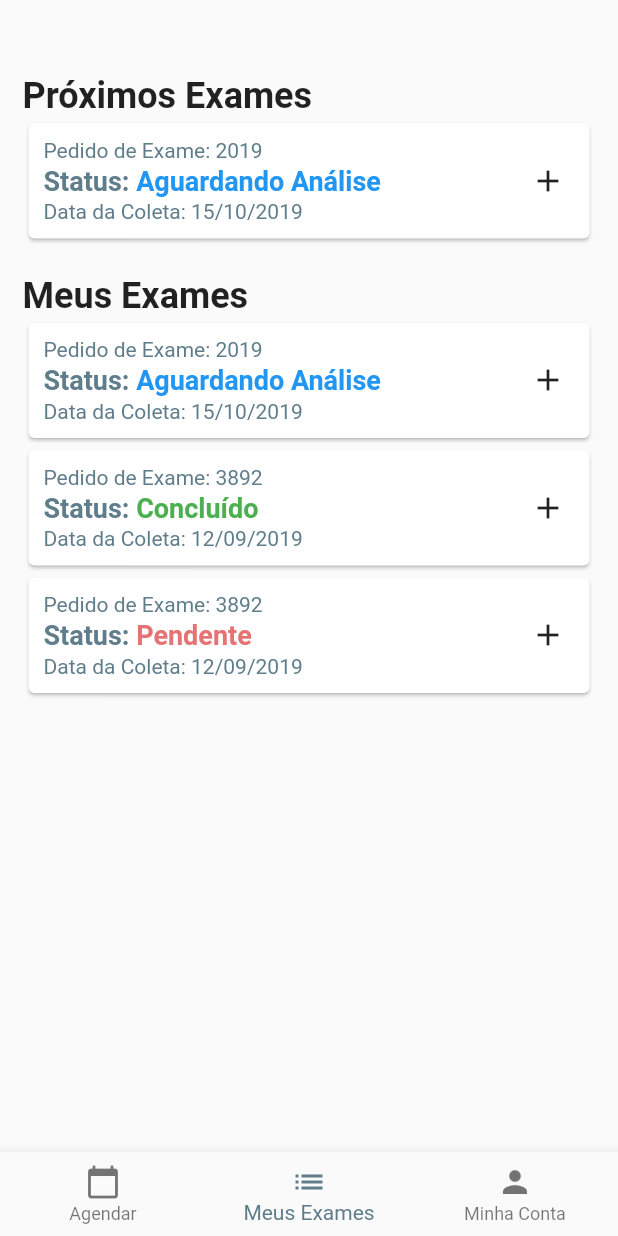
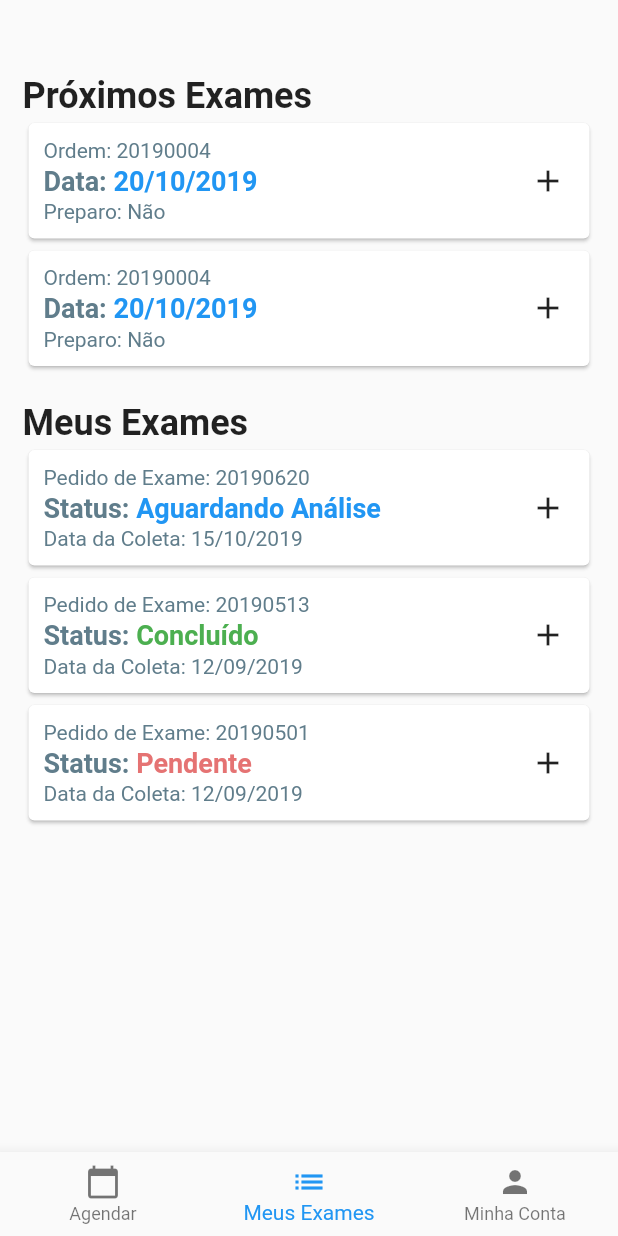
Before and after one commit to elissoncarvalho/ux-lab-aplicativo, a Flutter app: the NavBar screen opened by its route, on a phone screen of 412 x 824 dp. Run offline on Flutter 3.47's test engine with Material 2 defaults, Android fonts, the phone set to English and light mode, and no system bars; our stand-ins replace date_format; Roboto replaces fonts that are missing (TrajanPro).

Commit message:
finalizando implementacao do card customizado

```diff
--- a/lib/models/usuario.dart
+++ b/lib/models/cliente.dart
@@ -1,8 +1,6 @@
-
-
 import 'package:uxlab/models/endereco.dart';
 
-class Usuario {
+class Cliente {
   final String nome;
   final String email;
   final String cpf;
@@ -12,7 +10,7 @@ class Usuario {
   final DateTime dataNascimento;
   final Endereco endereco;
 
-  Usuario({
+  Cliente({
     this.nome,
     this.email,
     this.cpf,
@@ -22,5 +20,4 @@ class Usuario {
     this.dataNascimento,
     this.endereco,
   });
-
 }
--- /dev/null
+++ b/lib/models/convenio.dart
@@ -0,0 +1,7 @@
+class Convenio {
+  final String nome;
+
+  Convenio({
+    this.nome,
+  });
+}
--- a/lib/models/definicao_app.dart
+++ b/lib/models/definicao_app.dart
@@ -1,7 +1,7 @@
 class DefinicaoApp {
   final bool permiteNotificacao;
 
-  DefinicaoApp ({
+  DefinicaoApp({
     this.permiteNotificacao,
   });
 }
--- a/lib/models/endereco.dart
+++ b/lib/models/endereco.dart
@@ -8,7 +8,7 @@ class Endereco {
   final int numero;
   final int cep;
 
-  Endereco ({
+  Endereco({
     this.endereco,
     this.bairro,
     this.cidade,
--- a/lib/models/exame.dart
+++ b/lib/models/exame.dart
@@ -1,15 +1,9 @@
 class Exame {
   final int idExame;
-  final int codExame;
-  final DateTime dataExame;
-  final DateTime dataColeta;
-  final String status;
+  final String descricao;
 
-  Exame ({
+  Exame({
     this.idExame,
-    this.codExame,
-    this.dataExame,
-    this.dataColeta,
-    this.status,
+    this.descricao,
   });
 }
--- a/lib/models/notificacao.dart
+++ b/lib/models/notificacao.dart
@@ -3,7 +3,7 @@ class Notificacao {
   final String descricao;
   final DateTime dateTime;
 
-  Notificacao ({
+  Notificacao({
     this.titulo,
     this.descricao,
     this.dateTime,
--- /dev/null
+++ b/lib/models/ordem_pedido.dart
@@ -0,0 +1,29 @@
+import 'package:uxlab/models/cliente.dart';
+import 'package:uxlab/models/convenio.dart';
+import 'package:uxlab/models/exame.dart';
+
+class OrdemPedido {
+  final int idOrdemPedido;
+  final int idPedidoExame;
+  final bool preparoExame;
+  final String status;
+  final DateTime dataOrdemPedido;
+  final DateTime dataExame;
+  final DateTime dataColeta;
+  final Cliente cliente;
+  final Convenio convenio;
+  final List<Exame> exames;
+
+  OrdemPedido({
+    this.idOrdemPedido,
+    this.idPedidoExame,
+    this.preparoExame,
+    this.status,
+    this.dataOrdemPedido,
+    this.dataExame,
+    this.dataColeta,
+    this.cliente,
+    this.convenio,
+    this.exames,
+  });
+}
--- a/lib/models/status.dart
+++ b/lib/models/status.dart
@@ -3,7 +3,7 @@ class Status {
   final String titulo;
   final String descricao;
 
-  Status ({
+  Status({
     this.status,
     this.titulo,
     this.descricao,
--- a/lib/pages/auth/login/login_controller.dart
+++ b/lib/pages/auth/login/login_controller.dart
@@ -1,13 +1,10 @@
-
-
 import 'package:uxlab/models/endereco.dart';
 import 'package:uxlab/models/status.dart';
-import 'package:uxlab/models/usuario.dart';
+import 'package:uxlab/models/cliente.dart';
 
 class LoginController {
-
-  // Criando Usuario Imaginario
-  final Usuario usuario = Usuario(
+  // Criando Cliente Imaginario
+  final Cliente cliente = Cliente(
     nome: 'Maria Luisa',
     email: 'maria@email.com',
     cpf: '123.123.123-32',
@@ -27,18 +24,17 @@ class LoginController {
     telefone: '(37) 99158-9173',
   );
 
-  Status Autentica(Usuario usuario) {
-
-    if(usuario.cpf.isNotEmpty){
-      if (this.usuario.cpf != usuario.cpf) {
+  Status Autentica(Cliente cliente) {
+    if (cliente.cpf.isNotEmpty) {
+      if (this.cliente.cpf != cliente.cpf) {
         return Status(
           status: 'error',
           titulo: 'Ops!',
           descricao: 'Não encontramos CPF correspondente.',
         );
       }
-    } else if (usuario.email.isNotEmpty) {
-      if (this.usuario.email != usuario.email) {
+    } else if (cliente.email.isNotEmpty) {
+      if (this.cliente.email != cliente.email) {
         return Status(
           status: 'error',
           titulo: 'Ops!',
@@ -47,7 +43,7 @@ class LoginController {
       }
     }
 
-    if (this.usuario.senha != usuario.senha) {
+    if (this.cliente.senha != cliente.senha) {
       return Status(
         status: 'error',
         titulo: 'Ops!',
--- a/lib/pages/meus_exames_page.dart
+++ b/lib/pages/meus_exames_page.dart
@@ -1,5 +1,5 @@
 import 'package:flutter/material.dart';
-import 'package:uxlab/models/exame.dart';
+import 'package:uxlab/models/ordem_pedido.dart';
 import 'package:uxlab/widgets/ux_card.dart';
 
 class MeusExamesPage extends StatelessWidget {
@@ -25,13 +25,18 @@ class MeusExamesPage extends StatelessWidget {
                 ],
               ),
               UxCard(
-                  ambiente: 'teste',
-                  exame: Exame(
-                    idExame: 12,
-                    codExame: 2019,
-                    status: 'aguardando_analise',
-                    dataColeta: DateTime.parse('2019-10-15'),
+                ordemPedido: OrdemPedido(
+                    idOrdemPedido: 20190004,
+                    status: 'aguardando_coleta',
+                    dataColeta: DateTime.parse('2019-10-20'),
+                    preparoExame: false),
               ),
+              UxCard(
+                ordemPedido: OrdemPedido(
+                    idOrdemPedido: 20190004,
+                    status: 'aguardando_coleta',
+                    dataColeta: DateTime.parse('2019-10-20'),
+                    preparoExame: false),
               ),
             ],
           ),
@@ -50,28 +55,25 @@ class MeusExamesPage extends StatelessWidget {
               ],
             ),
             UxCard(
-                ambiente: 'teste',
-                exame: Exame(
-                  idExame: 12,
-                  codExame: 2019,
+              ordemPedido: OrdemPedido(
+                idOrdemPedido: 0003,
+                idPedidoExame: 20190620,
                 status: 'aguardando_analise',
                 dataColeta: DateTime.parse('2019-10-15'),
               ),
             ),
             UxCard(
-                ambiente: 'teste',
-                exame: Exame(
-                  idExame: 11,
-                  codExame: 3892,
+              ordemPedido: OrdemPedido(
+                idOrdemPedido: 0002,
+                idPedidoExame: 20190513,
                 status: 'concluido',
                 dataColeta: DateTime.parse('2019-09-12'),
               ),
             ),
             UxCard(
-                ambiente: 'teste',
-                exame: Exame(
-                  idExame: 11,
-                  codExame: 3892,
+              ordemPedido: OrdemPedido(
+                idOrdemPedido: 0001,
+                idPedidoExame: 20190501,
                 status: 'pendente',
                 dataColeta: DateTime.parse('2019-09-12'),
               ),
--- a/lib/pages/nav_bar.dart
+++ b/lib/pages/nav_bar.dart
@@ -44,7 +44,7 @@ class _NavBarState extends State<NavBar> {
           ),
         ],
         currentIndex: _selectedIndex,
-        selectedItemColor: Colors.blueGrey,
+        selectedItemColor: Colors.blue,
         onTap: _onItemTapped,
       ),
     );
--- a/lib/routes.dart
+++ b/lib/routes.dart
@@ -11,7 +11,6 @@ class Routes extends StatelessWidget {
       debugShowCheckedModeBanner: false,
       title: 'UX Lab',
       theme: ThemeData(
-
         primarySwatch: Colors.blue,
         fontFamily: 'TrajanPro',
       ),
--- a/lib/widgets/ux_card.dart
+++ b/lib/widgets/ux_card.dart
@@ -1,33 +1,34 @@
 import 'package:flutter/material.dart';
 import 'package:date_format/date_format.dart';
-import 'package:uxlab/models/exame.dart';
+import 'package:uxlab/models/ordem_pedido.dart';
 
 class UxCard extends StatelessWidget {
-  final Exame exame;
-  final String ambiente;
+  final OrdemPedido ordemPedido;
 
-  UxCard({
-    Key key,
-    @required this.exame,
-    @required this.ambiente
-  }) : super(key: key);
+  UxCard({Key key, @required this.ordemPedido})
+      : super(key: key);
 
   @override
   Widget build(BuildContext context) {
-    var status = {
+    var _status = {
       'concluido': {
         'txt': 'Concluído',
         'color': Colors.green,
+      },
+      'pendente': {
+        'txt': 'Pendente',
+        'color': Colors.red[300],
       },
       'aguardando_analise': {
         'txt': 'Aguardando Análise',
         'color': Colors.blue,
       },
-      'pendente': {
-        'txt': 'Pendente',
-        'color': Colors.red[300],
+      'aguardando_coleta': {
+        'txt': 'Aguardando Coleta',
+        'color': Colors.blue,
       },
     };
+
     return Card(
       child: Padding(
         padding: const EdgeInsets.all(10.0),
@@ -35,7 +36,91 @@ class UxCard extends StatelessWidget {
           children: [
             Expanded(
               flex: 90,
-              child: Column(
+              child: _tipoCard(_status),
+            ),
+            Expanded(
+              flex: 10,
+              child: Icon(Icons.add),
+            ),
+          ],
+        ),
+      ),
+    );
+  }
+
+  Column _tipoCard(_status) {
+    if (this.ordemPedido.status == 'aguardando_coleta') {
+      return Column(
+        children: <Widget>[
+          Padding(
+            padding: const EdgeInsets.only(bottom: 2),
+            child: Row(
+              children: <Widget>[
+                Text(
+                  'Ordem: ',
+                  style: TextStyle(
+                    fontSize: 14,
+                    color: Colors.blueGrey,
+                  ),
+                ),
+                Text(
+                  ordemPedido.idOrdemPedido.toString(),
+                  style: TextStyle(
+                    fontSize: 14,
+                    color: Colors.blueGrey,
+                  ),
+                ),
+              ],
+            ),
+          ),
+          Padding(
+            padding: const EdgeInsets.only(bottom: 2),
+            child: Row(
+              children: <Widget>[
+                Text(
+                  'Data: ',
+                  style: TextStyle(
+                    fontSize: 18,
+                    fontWeight: FontWeight.bold,
+                    color: Colors.blueGrey,
+                  ),
+                ),
+                Text(
+                  _verificaData(ordemPedido.dataColeta),
+                  style: TextStyle(
+                    fontSize: 18,
+                    fontWeight: FontWeight.bold,
+                    color: Colors.blue,
+                  ),
+                ),
+              ],
+            ),
+          ),
+          Padding(
+            padding: const EdgeInsets.all(0),
+            child: Row(
+              children: <Widget>[
+                Text(
+                  'Preparo: ',
+                  style: TextStyle(
+                    fontSize: 14,
+                    color: Colors.blueGrey,
+                  ),
+                ),
+                Text(
+                  ordemPedido.preparoExame ? 'Sim' : 'Não',
+                  style: TextStyle(
+                    fontSize: 14,
+                    color: Colors.blueGrey,
+                  ),
+                ),
+              ],
+            ),
+          ),
+        ],
+      );
+    } else {
+      return Column(
         children: <Widget>[
           Padding(
             padding: const EdgeInsets.only(bottom: 2),
@@ -49,7 +134,7 @@ class UxCard extends StatelessWidget {
                   ),
                 ),
                 Text(
-                          exame.codExame.toString(),
+                  ordemPedido.idPedidoExame.toString(),
                   style: TextStyle(
                     fontSize: 14,
                     color: Colors.blueGrey,
@@ -70,11 +155,12 @@ class UxCard extends StatelessWidget {
                     color: Colors.blueGrey,
                   ),
                 ),
-                        Text(status[exame.status]['txt'],
+                Text(
+                  _status[ordemPedido.status]['txt'],
                   style: TextStyle(
                     fontSize: 18,
                     fontWeight: FontWeight.bold,
-                            color: status[exame.status]['color'],
+                    color: _status[ordemPedido.status]['color'],
                   ),
                 ),
               ],
@@ -92,7 +178,7 @@ class UxCard extends StatelessWidget {
                   ),
                 ),
                 Text(
-                          formatDate(exame.dataColeta, [dd,'/',mm,'/',yyyy]),
+                  _verificaData(ordemPedido.dataColeta),
                   style: TextStyle(
                     fontSize: 14,
                     color: Colors.blueGrey,
@@ -102,16 +188,15 @@ class UxCard extends StatelessWidget {
             ),
           ),
         ],
-              ),
-
-            ),
-            Expanded(
-              flex: 10,
-              child: Icon(Icons.add),
-            ),
-          ],
-        ),
-      ),
       );
     }
   }
+
+  String _verificaData(DateTime dataColeta) {
+    try {
+      return formatDate(dataColeta, [dd, '/', mm, '/', yyyy]);
+    } catch (e) {
+      return '';
+    }
+  }
+}
```
Also changed, not shown: lib/pages/auth/cadastrar/cadastro_conta_page.dart (+8 -7 lines), lib/pages/auth/cadastrar/cadastro_page.dart (+8 -7 lines), lib/pages/auth/login/login_page.dart (+8 -6 lines), lib/main.dart (line endings or trailing spaces). Lines whose indentation alone changed are shown as unchanged.
